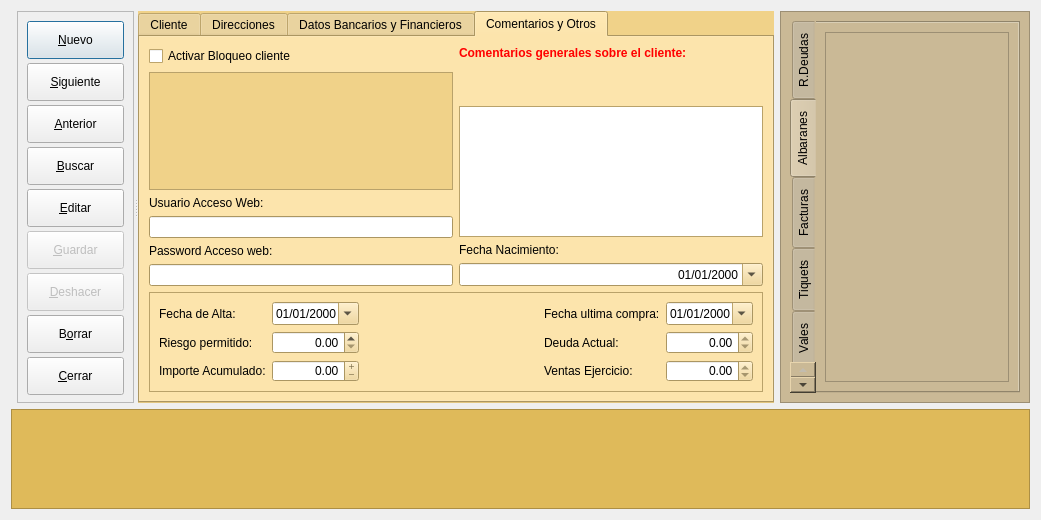
Qt form frmClientes.ui (arcnexus/RedFoX) before a commit.
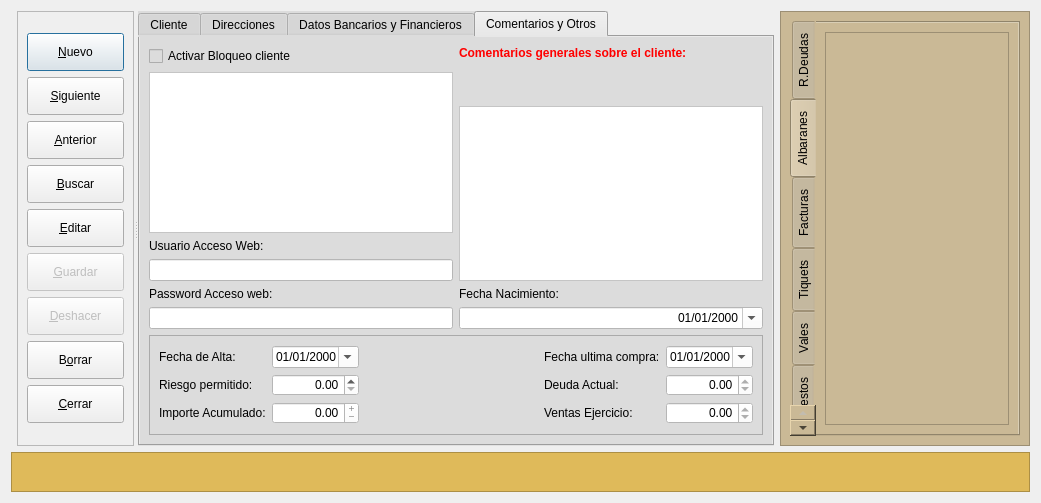
The same form after that commit. The open tabs and pages were chosen to show the change. Icons and pictures are not drawn.

What changed in the file:
```diff
--- a/frmClientes.ui
+++ b/frmClientes.ui
@@ -27,7 +27,7 @@
     <normaloff>:/Icons/PNG/clientes.png</normaloff>:/Icons/PNG/clientes.png</iconset>
   </property>
   <property name="autoFillBackground">
-   <bool>true</bool>
+   <bool>false</bool>
   </property>
   <property name="modal">
    <bool>true</bool>
@@ -279,9 +279,9 @@
            <colorrole role="Button">
             <brush brushstyle="SolidPattern">
              <color alpha="255">
-              <red>240</red>
-              <green>210</green>
-              <blue>137</blue>
+              <red>220</red>
+              <green>220</green>
+              <blue>220</blue>
              </color>
             </brush>
            </colorrole>
@@ -351,18 +351,18 @@
            <colorrole role="Base">
             <brush brushstyle="SolidPattern">
              <color alpha="255">
-              <red>255</red>
-              <green>255</green>
-              <blue>255</blue>
+              <red>220</red>
+              <green>220</green>
+              <blue>220</blue>
              </color>
             </brush>
            </colorrole>
            <colorrole role="Window">
             <brush brushstyle="SolidPattern">
              <color alpha="255">
-              <red>240</red>
-              <green>210</green>
-              <blue>137</blue>
+              <red>220</red>
+              <green>220</green>
+              <blue>220</blue>
              </color>
             </brush>
            </colorrole>
@@ -416,9 +416,9 @@
            <colorrole role="Button">
             <brush brushstyle="SolidPattern">
              <color alpha="255">
-              <red>240</red>
-              <green>210</green>
-              <blue>137</blue>
+              <red>220</red>
+              <green>220</green>
+              <blue>220</blue>
              </color>
             </brush>
            </colorrole>
@@ -488,18 +488,18 @@
            <colorrole role="Base">
             <brush brushstyle="SolidPattern">
              <color alpha="255">
-              <red>255</red>
-              <green>255</green>
-              <blue>255</blue>
+              <red>220</red>
+              <green>220</green>
+              <blue>220</blue>
              </color>
             </brush>
            </colorrole>
            <colorrole role="Window">
             <brush brushstyle="SolidPattern">
              <color alpha="255">
-              <red>240</red>
-              <green>210</green>
-              <blue>137</blue>
+              <red>220</red>
+              <green>220</green>
+              <blue>220</blue>
              </color>
             </brush>
            </colorrole>
@@ -553,9 +553,9 @@
            <colorrole role="Button">
             <brush brushstyle="SolidPattern">
              <color alpha="255">
-              <red>240</red>
-              <green>210</green>
-              <blue>137</blue>
+              <red>220</red>
+              <green>220</green>
+              <blue>220</blue>
              </color>
             </brush>
            </colorrole>
@@ -625,18 +625,18 @@
            <colorrole role="Base">
             <brush brushstyle="SolidPattern">
              <color alpha="255">
-              <red>240</red>
-              <green>210</green>
-              <blue>137</blue>
+              <red>220</red>
+              <green>220</green>
+              <blue>220</blue>
              </color>
             </brush>
            </colorrole>
            <colorrole role="Window">
             <brush brushstyle="SolidPattern">
              <color alpha="255">
-              <red>240</red>
-              <green>210</green>
-              <blue>137</blue>
+              <red>220</red>
+              <green>220</green>
+              <blue>220</blue>
              </color>
             </brush>
            </colorrole>
@@ -680,7 +680,10 @@
          </palette>
         </property>
         <property name="autoFillBackground">
-         <bool>true</bool>
+         <bool>false</bool>
+        </property>
+        <property name="styleSheet">
+         <string notr="true">background-color: rgb(220, 220, 220);</string>
         </property>
         <property name="currentIndex">
          <number>0</number>
@@ -1796,7 +1799,7 @@
           <string>Comentarios y Otros</string>
          </attribute>
          <layout class="QGridLayout" name="gridLayout_18">
-          <item row="0" column="0">
+          <item row="0" column="0" rowspan="4">
            <layout class="QVBoxLayout" name="verticalLayout_6">
             <item>
              <widget class="QCheckBox" name="chklBloqueoCliente">
@@ -1810,6 +1813,10 @@
               <property name="enabled">
                <bool>false</bool>
               </property>
+              <property name="styleSheet">
+               <string notr="true">background-color: rgb(255, 255, 255);
+border-color: rgb(48, 48, 48);</string>
+              </property>
               <property name="undoRedoEnabled">
                <bool>true</bool>
               </property>
@@ -1823,7 +1830,11 @@
              </widget>
             </item>
             <item>
-             <widget class="QLineEdit" name="txtcAccesoWeb"/>
+             <widget class="QLineEdit" name="txtcAccesoWeb">
+              <property name="styleSheet">
+               <string notr="true">background-color: rgb(255, 255, 255);</string>
+              </property>
+             </widget>
             </item>
             <item>
              <widget class="QLabel" name="label_44">
@@ -1833,10 +1844,54 @@
              </widget>
             </item>
             <item>
-             <widget class="QLineEdit" name="txtcPasswordWeb"/>
+             <widget class="QLineEdit" name="txtcPasswordWeb">
+              <property name="styleSheet">
+               <string notr="true">background-color: rgb(255, 255, 255);</string>
+              </property>
+             </widget>
             </item>
            </layout>
           </item>
+          <item row="0" column="1">
+           <widget class="QLabel" name="label_82">
+            <property name="text">
+             <string>&lt;html&gt;&lt;head/&gt;&lt;body&gt;&lt;p&gt;&lt;span style=&quot; font-weight:600; color:#ff0000;&quot;&gt;Comentarios generales sobre el cliente:&lt;/span&gt;&lt;/p&gt;&lt;p&gt;&lt;br/&gt;&lt;/p&gt;&lt;/body&gt;&lt;/html&gt;</string>
+            </property>
+           </widget>
+          </item>
+          <item row="1" column="1">
+           <widget class="QTextEdit" name="txttComentarios">
+            <property name="styleSheet">
+             <string notr="true">background-color: rgb(255, 255, 255);</string>
+            </property>
+           </widget>
+          </item>
+          <item row="2" column="1">
+           <widget class="QLabel" name="label_42">
+            <property name="text">
+             <string>Fecha Nacimiento:</string>
+            </property>
+           </widget>
+          </item>
+          <item row="3" column="1">
+           <widget class="QDateEdit" name="txtdFechaNacimiento">
+            <property name="styleSheet">
+             <string notr="true">background-color: rgb(255, 255, 255);</string>
+            </property>
+            <property name="alignment">
+             <set>Qt::AlignRight|Qt::AlignTrailing|Qt::AlignVCenter</set>
+            </property>
+            <property name="buttonSymbols">
+             <enum>QAbstractSpinBox::UpDownArrows</enum>
+            </property>
+            <property name="displayFormat">
+             <string>dd/MM/yyyy</string>
+            </property>
+            <property name="calendarPopup">
+             <bool>true</bool>
+            </property>
+           </widget>
+          </item>
           <item row="4" column="0" colspan="2">
            <widget class="QFrame" name="frame_5">
             <property name="minimumSize">
@@ -1937,6 +1992,9 @@
                </item>
                <item row="0" column="1">
                 <widget class="QDateEdit" name="txtdFechaAlta">
+                 <property name="styleSheet">
+                  <string notr="true">background-color: rgb(255, 255, 255);</string>
+                 </property>
                  <property name="alignment">
                   <set>Qt::AlignRight|Qt::AlignTrailing|Qt::AlignVCenter</set>
                  </property>
@@ -1950,6 +2008,9 @@
                </item>
                <item row="0" column="4">
                 <widget class="QDateEdit" name="txtdFechaUltimaCompra">
+                 <property name="styleSheet">
+                  <string notr="true">background-color: rgb(255, 255, 255);</string>
+                 </property>
                  <property name="alignment">
                   <set>Qt::AlignRight|Qt::AlignTrailing|Qt::AlignVCenter</set>
                  </property>
@@ -1963,6 +2024,9 @@
                </item>
                <item row="2" column="1">
                 <widget class="QDoubleSpinBox" name="txtrImporteAcumulado">
+                 <property name="styleSheet">
+                  <string notr="true">background-color: rgb(255, 255, 255);</string>
+                 </property>
                  <property name="alignment">
                   <set>Qt::AlignRight|Qt::AlignTrailing|Qt::AlignVCenter</set>
                  </property>
@@ -1976,6 +2040,9 @@
                </item>
                <item row="2" column="4">
                 <widget class="QDoubleSpinBox" name="txtrVentasEjercicio">
+                 <property name="styleSheet">
+                  <string notr="true">background-color: rgb(255, 255, 255);</string>
+                 </property>
                  <property name="alignment">
                   <set>Qt::AlignRight|Qt::AlignTrailing|Qt::AlignVCenter</set>
                  </property>
@@ -1986,6 +2053,9 @@
                </item>
                <item row="1" column="4">
                 <widget class="QDoubleSpinBox" name="txtrDeudaActual">
+                 <property name="styleSheet">
+                  <string notr="true">background-color: rgb(255, 255, 255);</string>
+                 </property>
                  <property name="alignment">
                   <set>Qt::AlignRight|Qt::AlignTrailing|Qt::AlignVCenter</set>
                  </property>
@@ -1996,6 +2066,9 @@
                </item>
                <item row="1" column="1">
                 <widget class="QDoubleSpinBox" name="txtrRiesgoPermitido">
+                 <property name="styleSheet">
+                  <string notr="true">background-color: rgb(255, 255, 255);</string>
+                 </property>
                  <property name="alignment">
                   <set>Qt::AlignRight|Qt::AlignTrailing|Qt::AlignVCenter</set>
                  </property>
@@ -2006,43 +2079,6 @@
             </layout>
            </widget>
           </item>
-          <item row="0" column="1">
-           <layout class="QVBoxLayout" name="verticalLayout_7">
-            <item>
-             <widget class="QLabel" name="label_82">
-              <property name="text">
-               <string>&lt;html&gt;&lt;head/&gt;&lt;body&gt;&lt;p&gt;&lt;span style=&quot; font-weight:600; color:#ff0000;&quot;&gt;Comentarios generales sobre el cliente:&lt;/span&gt;&lt;/p&gt;&lt;p&gt;&lt;br/&gt;&lt;/p&gt;&lt;/body&gt;&lt;/html&gt;</string>
-              </property>
-             </widget>
-            </item>
-            <item>
-             <widget class="QTextEdit" name="txttComentarios"/>
-            </item>
-            <item>
-             <widget class="QLabel" name="label_42">
-              <property name="text">
-               <string>Fecha Nacimiento:</string>
-              </property>
-             </widget>
-            </item>
-            <item>
-             <widget class="QDateEdit" name="txtdFechaNacimiento">
-              <property name="alignment">
-               <set>Qt::AlignRight|Qt::AlignTrailing|Qt::AlignVCenter</set>
-              </property>
-              <property name="buttonSymbols">
-               <enum>QAbstractSpinBox::UpDownArrows</enum>
-              </property>
-              <property name="displayFormat">
-               <string>dd/MM/yyyy</string>
-              </property>
-              <property name="calendarPopup">
-               <bool>true</bool>
-              </property>
-             </widget>
-            </item>
-           </layout>
-          </item>
          </layout>
         </widget>
        </widget>
@@ -2593,7 +2629,13 @@
      <property name="minimumSize">
       <size>
        <width>0</width>
-       <height>100</height>
+       <height>40</height>
+      </size>
+     </property>
+     <property name="maximumSize">
+      <size>
+       <width>16777215</width>
+       <height>40</height>
       </size>
      </property>
      <property name="palette">
```
Left out of the diff: 180 changed lines with no effect on the pictures.
